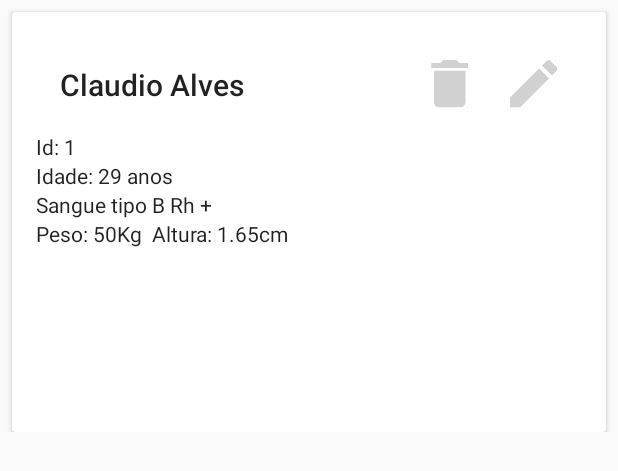
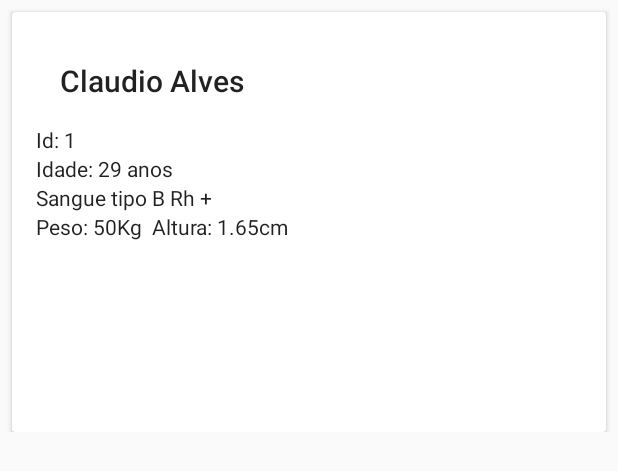
Before and after one commit to JeisonSilva/doadoresamigos, an Android app: the layout recycleview_card_doador.xml on its own in the app's theme, with its tools: preview values and no code run, on a phone screen of 412 x 824 dp. Shown: the top 471 px of the screen. Run offline under Robolectric (Android 15) with nearby library versions, the phone set to English and light mode, and no system bars.

Commit message:
manutencao no registro de doadores

```diff
--- a/app/build.gradle
+++ b/app/build.gradle
@@ -7,8 +7,8 @@ android {
         applicationId "com.jsonapp.doadoresamigos"
         minSdkVersion 22
         targetSdkVersion 29
-        versionCode 3
-        versionName "0.1.0"
+        versionCode 4
+        versionName "0.2.0"
         testInstrumentationRunner "androidx.test.runner.AndroidJUnitRunner"
     }
     buildTypes {
--- a/app/src/main/res/layout/recycleview_card_doador.xml
+++ b/app/src/main/res/layout/recycleview_card_doador.xml
@@ -37,29 +37,6 @@
                     app:layout_constraintStart_toStartOf="parent"
                     app:layout_constraintTop_toTopOf="parent" />
 
-                <androidx.appcompat.widget.AppCompatImageView
-                    android:id="@+id/appCompatImageExclusao"
-                    android:layout_width="wrap_content"
-                    android:layout_height="wrap_content"
-                    android:layout_marginTop="8dp"
-                    android:layout_marginEnd="8dp"
-                    android:layout_marginBottom="8dp"
-                    android:src="@mipmap/ic_delete"
-                    app:layout_constraintBottom_toBottomOf="parent"
-                    app:layout_constraintEnd_toStartOf="@+id/appCompatImageEdicao"
-                    app:layout_constraintTop_toTopOf="parent" />
-
-                <androidx.appcompat.widget.AppCompatImageView
-                    android:id="@+id/appCompatImageEdicao"
-                    android:layout_width="wrap_content"
-                    android:layout_height="wrap_content"
-                    android:layout_marginTop="8dp"
-                    android:layout_marginEnd="8dp"
-                    android:layout_marginBottom="8dp"
-                    android:src="@mipmap/ic_edit"
-                    app:layout_constraintBottom_toBottomOf="parent"
-                    app:layout_constraintEnd_toEndOf="parent"
-                    app:layout_constraintTop_toTopOf="parent" />
             </androidx.constraintlayout.widget.ConstraintLayout>
 
 
```
Also changed, not shown: app/src/main/java/com/jsonapp/doadoresamigos/CadastroDoadorDialog.java (+21 -2 lines), app/src/main/java/com/jsonapp/doadoresamigos/adapters/DoadorAdapter.java (+12 -0 lines), app/src/main/java/com/jsonapp/doadoresamigos/adapters/DoadorViewHolder.java (+15 -0 lines).
